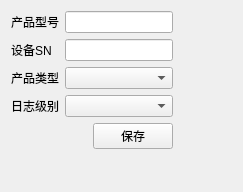
This is SanYi_Cfg/syscfg.ui in liulingjun886/EmbeddedService as Qt 5 draws it before an edit. The edited form follows.
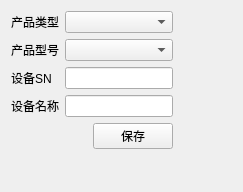
This is the edited form.

Patch:
```diff
--- a/SanYi_Cfg/syscfg.ui
+++ b/SanYi_Cfg/syscfg.ui
@@ -20,45 +20,48 @@
       <layout class="QVBoxLayout" name="verticalLayout">
        <item>
         <layout class="QGridLayout" name="gridLayout">
-         <item row="0" column="0">
-          <widget class="QLabel" name="label_3">
-           <property name="text">
-            <string>产品型号</string>
+         <item row="2" column="1">
+          <widget class="QLineEdit" name="le_sn"/>
+         </item>
+         <item row="2" column="0">
+          <widget class="QLabel" name="lb_SN">
+           <property name="enabled">
+            <bool>true</bool>
            </property>
-          </widget>
-         </item>
-         <item row="0" column="1">
-          <widget class="QLineEdit" name="lineEdit_2"/>
-         </item>
-         <item row="1" column="0">
-          <widget class="QLabel" name="label">
            <property name="text">
             <string>设备SN</string>
            </property>
           </widget>
          </item>
          <item row="1" column="1">
-          <widget class="QLineEdit" name="lineEdit"/>
+          <widget class="QComboBox" name="cb_mode"/>
          </item>
-         <item row="2" column="0">
-          <widget class="QLabel" name="label_2">
+         <item row="1" column="0">
+          <widget class="QLabel" name="lb_model">
+           <property name="text">
+            <string>产品型号</string>
+           </property>
+          </widget>
+         </item>
+         <item row="0" column="0">
+          <widget class="QLabel" name="lb_type">
            <property name="text">
             <string>产品类型</string>
            </property>
           </widget>
          </item>
-         <item row="2" column="1">
-          <widget class="QComboBox" name="comboBox"/>
+         <item row="0" column="1">
+          <widget class="QComboBox" name="cb_type"/>
          </item>
          <item row="3" column="0">
           <widget class="QLabel" name="label_4">
            <property name="text">
-            <string>日志级别</string>
+            <string>设备名称</string>
            </property>
           </widget>
          </item>
          <item row="3" column="1">
-          <widget class="QComboBox" name="comboBox_2"/>
+          <widget class="QLineEdit" name="le_name"/>
          </item>
         </layout>
        </item>
```
Left out of the diff: 2 changed lines with no effect on the pictures.
